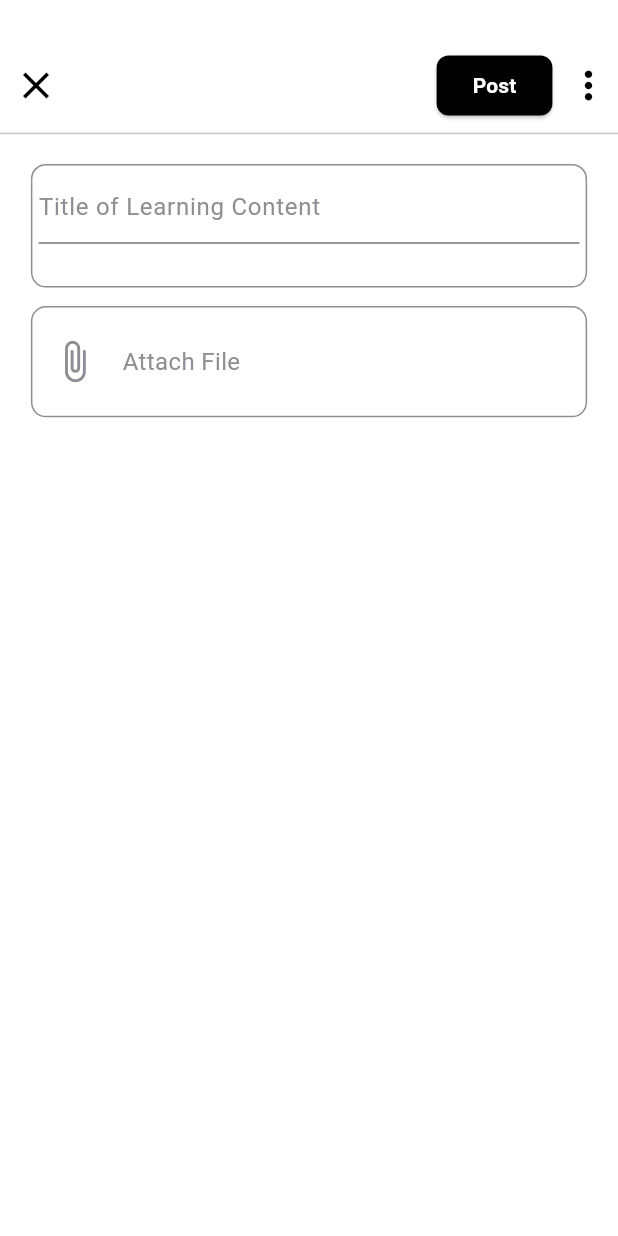
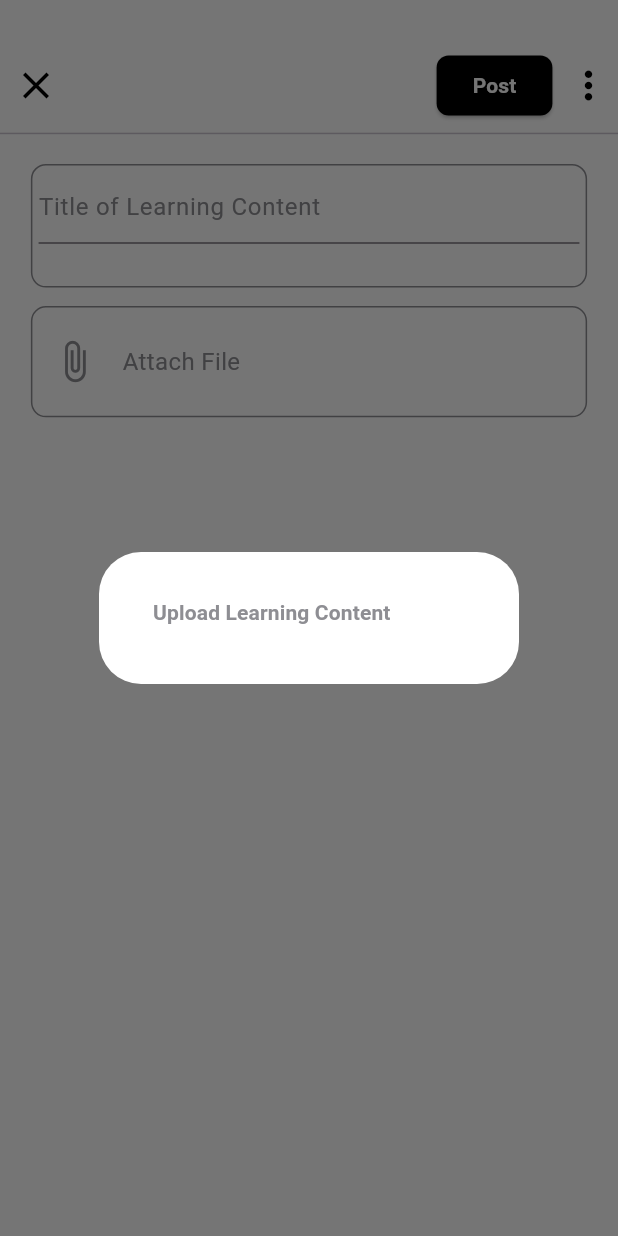
Before and after one commit to Hamza-Maqbool/Student-Learning-Enhancement-Platform, a Flutter app: the UploadContent screen opened directly with empty values, after a tap on the "more vert" icon, on a phone screen of 412 x 824 dp. Run offline on Flutter 3.47's test engine with Material 3 defaults, Android fonts, the phone set to English and light mode, and no system bars; our stand-ins replace file_picker, video_player; network calls fail.

Commit message:
Updated Upload Assignment Page

```diff
--- a/lib/pages/uploadContentPage.dart
+++ b/lib/pages/uploadContentPage.dart
@@ -20,7 +20,42 @@ class _UploadContentState extends State<UploadContent> {
   PlatformFile? pickedFile;
 
   void showFeedbackPopup() {
-    // Implement your logic for showing feedback popup
+    showDialog(
+      context: context,
+      builder: (BuildContext context) {
+        return AlertDialog(
+          backgroundColor: Colors.white,
+          content: FractionallySizedBox(
+            child: Column(
+              mainAxisSize: MainAxisSize.min,
+              children: [
+                Align(
+                  alignment: Alignment.centerLeft,
+                  child: TextButton(
+                    onPressed: () {
+                      Navigator.push(
+                        context,
+                        MaterialPageRoute(
+                          builder: (context) => UploadContent(courseName: widget.courseName),
+                        ),
+                      );
+                    },
+                    child: const Text(
+                      "Upload Learning Content",
+                      style: TextStyle(
+                        color: CupertinoColors.systemGrey,
+                        fontWeight: FontWeight.bold,
+                      ),
+                    ),
+                  ),
+                ),
+
+              ],
+            ),
+          ),
+        );
+      },
+    );
   }
   Future<void> _uploadLesson() async {
     try {
```
Also changed, not shown: lib/pages/uploadAssignment.dart (+89 -5 lines).
